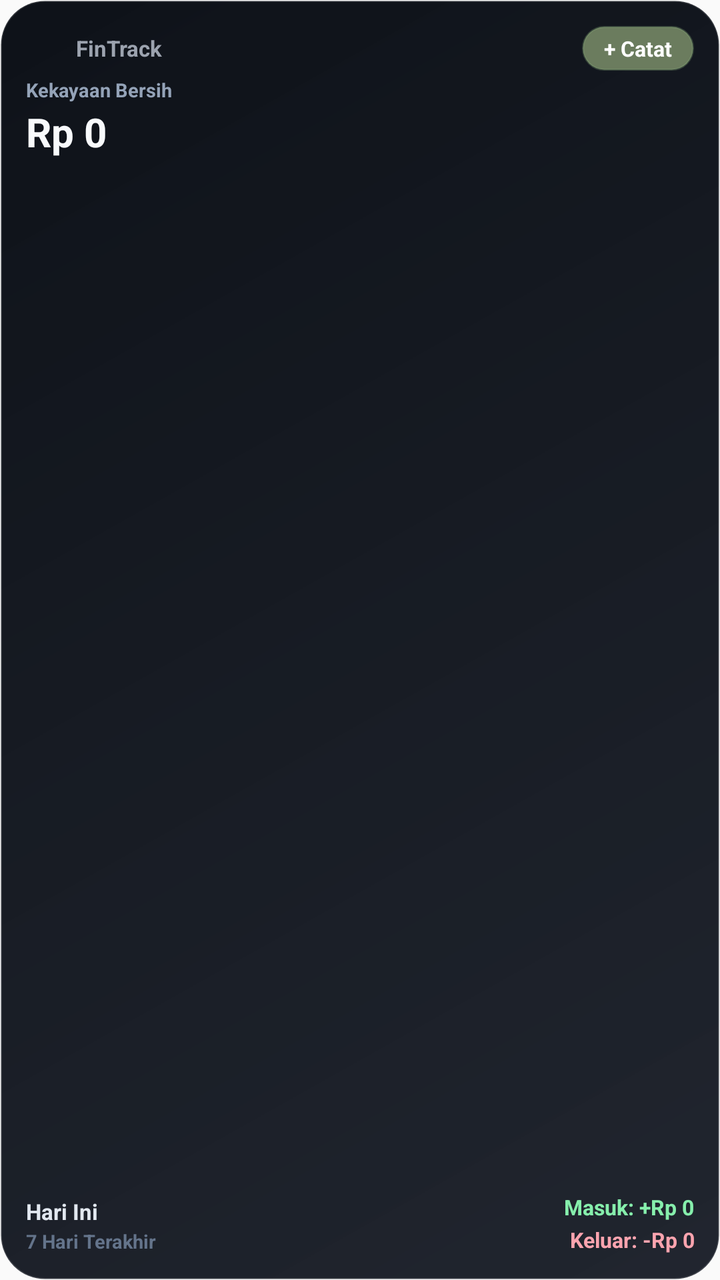
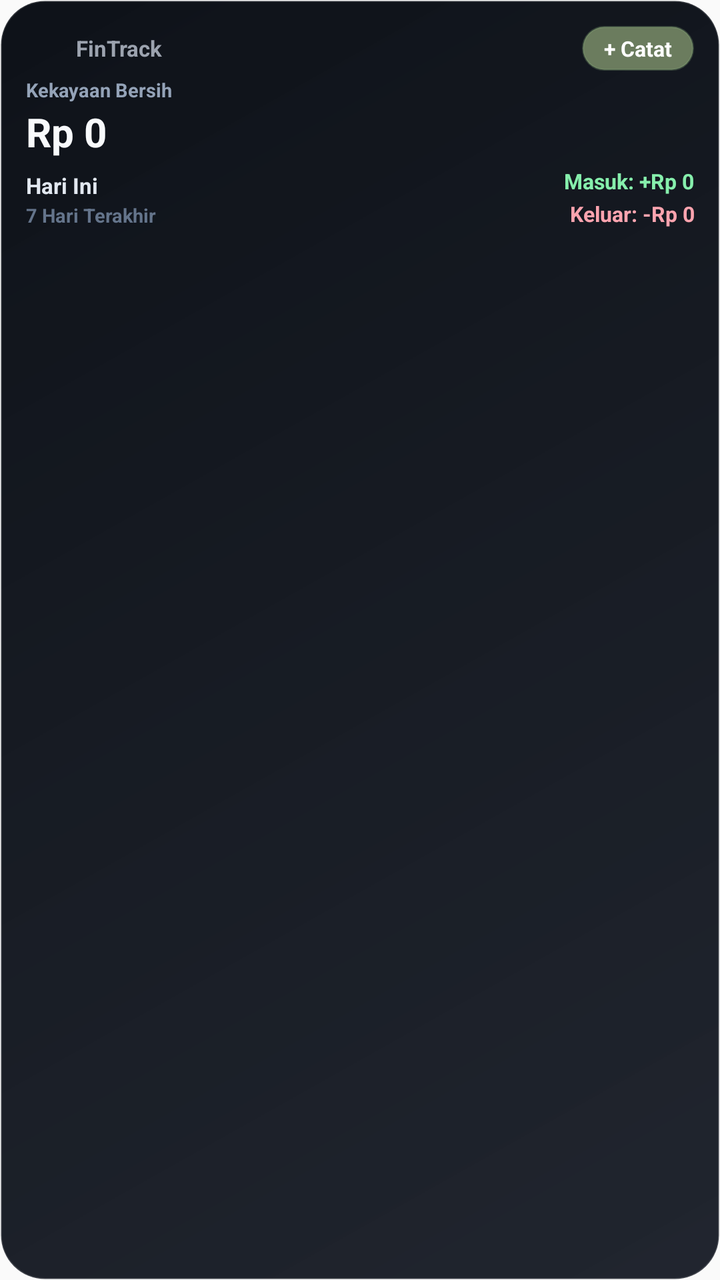

Before-and-after screenshots of an Android layout around one commit, followed by the original layout XML and the change that was made.
<!-- AndroidManifest.xml: application theme AppTheme -->
<!-- res/layout/widget_fintrack_balance.xml -->
<?xml version="1.0" encoding="utf-8"?>
<LinearLayout xmlns:android="http://schemas.android.com/apk/res/android"
    android:id="@+id/widget_container"
    android:layout_width="match_parent"
    android:layout_height="match_parent"
    android:background="@drawable/widget_bg"
    android:orientation="vertical"
    android:padding="13dp">

    
    <LinearLayout
        android:layout_width="match_parent"
        android:layout_height="wrap_content"
        android:gravity="center_vertical"
        android:orientation="horizontal">

        <ImageView
            android:layout_width="18dp"
            android:layout_height="18dp"
            android:src="@mipmap/ic_launcher"
            android:contentDescription="@string/app_name" />

        <TextView
            android:layout_width="0dp"
            android:layout_height="wrap_content"
            android:layout_marginStart="7dp"
            android:layout_weight="1"
            android:text="FinTrack"
            android:textColor="#9CA3AF"
            android:textSize="11sp"
            android:textStyle="bold" />

        <TextView
            android:id="@+id/widget_btn_add"
            android:layout_width="wrap_content"
            android:layout_height="wrap_content"
            android:background="@drawable/widget_btn_bg"
            android:paddingStart="11dp"
            android:paddingTop="4dp"
            android:paddingEnd="11dp"
            android:paddingBottom="4dp"
            android:text="+ Catat"
            android:textColor="#FFFFFF"
            android:textSize="10.5sp"
            android:textStyle="bold" />
    </LinearLayout>

    
    <TextView
        android:id="@+id/widget_balance_label"
        android:layout_width="wrap_content"
        android:layout_height="wrap_content"
        android:layout_marginTop="3dp"
        android:text="Kekayaan Bersih"
        android:textColor="#94A3B8"
        android:textSize="9.5sp"
        android:textStyle="bold" />

    <TextView
        android:id="@+id/widget_total_balance"
        android:layout_width="wrap_content"
        android:layout_height="wrap_content"
        android:layout_marginTop="1dp"
        android:maxLines="1"
        android:ellipsize="end"
        android:text="Rp 0"
        android:textColor="#F8FAFC"
        android:textSize="20sp"
        android:textStyle="bold" />

    
    <ImageView
        android:id="@+id/widget_sparkline"
        android:layout_width="match_parent"
        android:layout_height="32dp"
        android:layout_marginTop="2dp"
        android:layout_marginBottom="2dp"
        android:scaleType="fitXY"
        android:visibility="gone"
        android:contentDescription="Tren Kekayaan Bersih" />

    
    <LinearLayout
        android:layout_width="match_parent"
        android:layout_height="0dp"
        android:layout_marginTop="4dp"
        android:layout_weight="1"
        android:gravity="bottom|center_vertical"
        android:orientation="horizontal">

        
        <LinearLayout
            android:layout_width="0dp"
            android:layout_height="wrap_content"
            android:layout_weight="1"
            android:gravity="start|center_vertical"
            android:orientation="vertical">

            <TextView
                android:id="@+id/widget_date_text"
                android:layout_width="wrap_content"
                android:layout_height="wrap_content"
                android:maxLines="1"
                android:ellipsize="end"
                android:text="Hari Ini"
                android:textColor="#E2E8F0"
                android:textSize="11sp"
                android:textStyle="bold" />

            <TextView
                android:id="@+id/widget_period_label"
                android:layout_width="wrap_content"
                android:layout_height="wrap_content"
                android:layout_marginTop="1dp"
                android:maxLines="1"
                android:ellipsize="end"
                android:text="7 Hari Terakhir"
                android:textColor="#64748B"
                android:textSize="9.5sp"
                android:textStyle="bold" />
        </LinearLayout>

        
        <LinearLayout
            android:layout_width="wrap_content"
            android:layout_height="wrap_content"
            android:gravity="end|center_vertical"
            android:orientation="vertical">

            <TextView
                android:id="@+id/widget_income_text"
                android:layout_width="wrap_content"
                android:layout_height="wrap_content"
                android:gravity="end"
                android:maxLines="1"
                android:ellipsize="end"
                android:text="Masuk: +Rp 0"
                android:textColor="#86EFAC"
                android:textSize="10.5sp"
                android:textStyle="bold" />

            <TextView
                android:id="@+id/widget_expense_text"
                android:layout_width="wrap_content"
                android:layout_height="wrap_content"
                android:layout_marginTop="2dp"
                android:gravity="end"
                android:maxLines="1"
                android:ellipsize="end"
                android:text="Keluar: -Rp 0"
                android:textColor="#FDA4AF"
                android:textSize="10.5sp"
                android:textStyle="bold" />
        </LinearLayout>
    </LinearLayout>

</LinearLayout>
<!-- resources referenced by this layout -->
<resources>
  <!-- drawable widget_bg (drawable) -->
  <?xml version="1.0" encoding="utf-8"?>
  <shape xmlns:android="http://schemas.android.com/apk/res/android"
      android:shape="rectangle">
      <gradient
          android:startColor="#F0131822"
          android:endColor="#FA090D14"
          android:angle="135" />
      <corners android:radius="22dp" />
      <stroke
          android:width="1dp"
          android:color="#26FFFFFF" />
  </shape>
  <!-- drawable widget_btn_bg (drawable) -->
  <?xml version="1.0" encoding="utf-8"?>
  <shape xmlns:android="http://schemas.android.com/apk/res/android"
      android:shape="rectangle">
      <solid android:color="#6B7C5E" />
      <corners android:radius="14dp" />
      <stroke
          android:width="1dp"
          android:color="#4D86A879" />
  </shape>
  <!-- mipmap ic_launcher (mipmap-anydpi-v26) -->
  <?xml version="1.0" encoding="utf-8"?>
  <adaptive-icon xmlns:android="http://schemas.android.com/apk/res/android">
      <background android:drawable="@color/ic_launcher_background"/>
      <foreground android:drawable="@drawable/ic_launcher_foreground"/>
  </adaptive-icon>
  <string name="app_name">FinTrack</string>
  <style name="AppTheme" parent="Theme.AppCompat.Light.DarkActionBar">
          
          <item name="colorPrimary">@color/colorPrimary</item>
          <item name="colorPrimaryDark">@color/colorPrimaryDark</item>
          <item name="colorAccent">@color/colorAccent</item>
      </style>
  <color name="ic_launcher_background">#18221B</color>
  <!-- drawable ic_launcher_foreground (drawable-v24) -->
  <vector xmlns:android="http://schemas.android.com/apk/res/android"
      android:width="108dp"
      android:height="108dp"
      android:viewportWidth="108"
      android:viewportHeight="108">
      
      <path
          android:fillColor="#4C6B54"
          android:pathData="M30.5,63 L37.5,63 C38.88,63 40,64.12 40,65.5 L40,75.5 C40,76.88 38.88,78 37.5,78 L30.5,78 C29.12,78 28,76.88 28,75.5 L28,65.5 C28,64.12 29.12,63 30.5,63 Z" />
      
      <path
          android:fillColor="#8AA68F"
          android:pathData="M50.5,51 L57.5,51 C58.88,51 60,52.12 60,53.5 L60,75.5 C60,76.88 58.88,78 57.5,78 L50.5,78 C49.12,78 48,76.88 48,75.5 L48,53.5 C48,52.12 49.12,51 50.5,51 Z" />
      
      <path
          android:fillColor="#A15A42"
          android:pathData="M70.5,34 L77.5,34 C78.88,34 80,35.12 80,36.5 L80,75.5 C80,76.88 78.88,78 77.5,78 L70.5,78 C69.12,78 68,76.88 68,75.5 L68,36.5 C68,35.12 69.12,34 70.5,34 Z" />
      
      <path
          android:fillColor="#F3EEE2"
          android:pathData="M74,34 L80,34 L80,40 Z" />
  </vector>
  <color name="colorPrimary">#0F1218</color>
  <color name="colorPrimaryDark">#0B0F1A</color>
  <color name="colorAccent">#6B7C5E</color>
</resources>

<!-- the commit's change to res/layout/widget_fintrack_balance.xml (unified diff, before → after) -->
@@ -72,9 +72,9 @@
     <ImageView
         android:id="@+id/widget_sparkline"
         android:layout_width="match_parent"
-        android:layout_height="32dp"
-        android:layout_marginTop="2dp"
-        android:layout_marginBottom="2dp"
+        android:layout_height="54dp"
+        android:layout_marginTop="3dp"
+        android:layout_marginBottom="3dp"
         android:scaleType="fitXY"
         android:visibility="gone"
         android:contentDescription="Tren Kekayaan Bersih" />
@@ -82,9 +82,8 @@
     
     <LinearLayout
         android:layout_width="match_parent"
-        android:layout_height="0dp"
+        android:layout_height="wrap_content"
         android:layout_marginTop="4dp"
-        android:layout_weight="1"
         android:gravity="bottom|center_vertical"
         android:orientation="horizontal">
 
